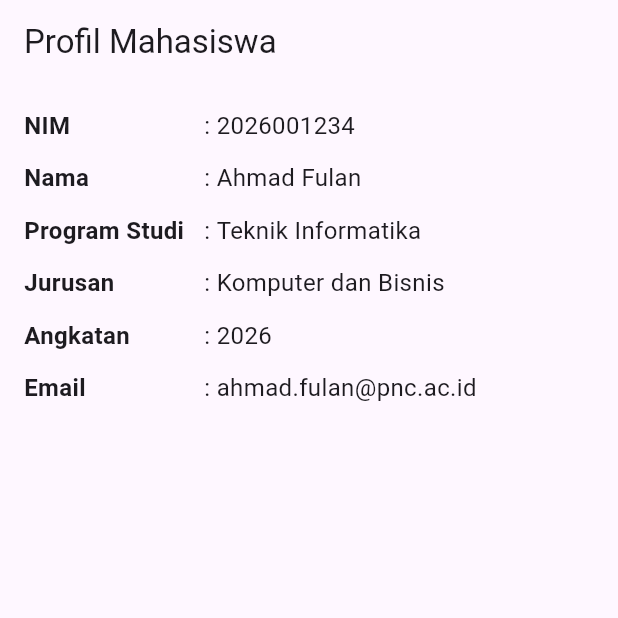
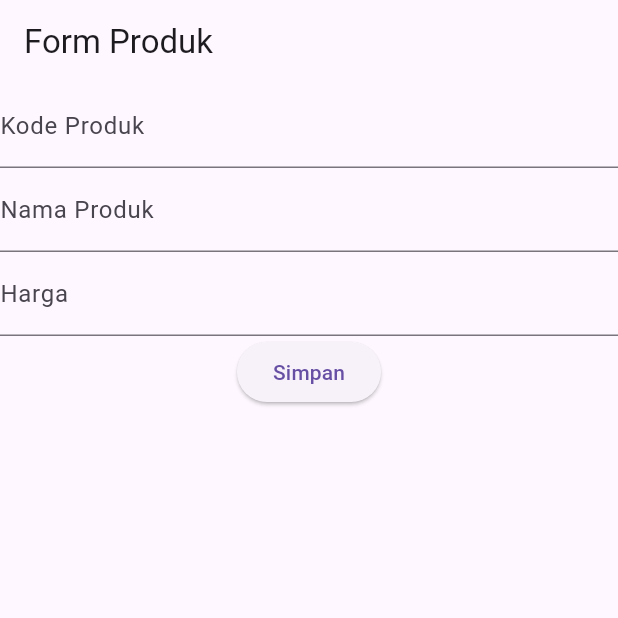
Before and after one commit to aryawp0203/flutter_pmo_2026, a Flutter app: the screen it shows after launch, on a phone screen of 412 x 824 dp, the top half of it. Run offline on Flutter 3.47's test engine with Material 3 defaults, Android fonts, the phone set to English and light mode, and no system bars.

Commit message:
Membuat Folder ui & Form Produk

```diff
--- a/lib/main.dart
+++ b/lib/main.dart
@@ -1,5 +1,5 @@
 import 'package:flutter/material.dart';
-import 'package:flutter_pmo_2026/profil_widget.dart';
+import 'package:flutter_pmo_2026/ui/produk_form.dart';
 
 void main() {
   runApp(const MainApp());
@@ -12,7 +12,7 @@ class MainApp extends StatelessWidget {
   Widget build(BuildContext context) {
     return MaterialApp(
       title: 'Aplikasi Flutter Pertama',
-      home: const ProfilWidget(),
+      home: const ProdukForm(),
     );
   }
 }
--- a/lib/profil_widget.dart
+++ /dev/null
@@ -1,148 +0,0 @@
-import 'package:flutter/material.dart';
-
-class ProfilWidget extends StatelessWidget {
-  const ProfilWidget({super.key});
-
-  @override
-  Widget build(BuildContext context) {
-    return Scaffold(
-      appBar: AppBar(
-        title: const Text('Profil Mahasiswa'),
-      ),
-      body: Padding(
-        padding: const EdgeInsets.all(16.0),
-        child: Column(
-          mainAxisAlignment: MainAxisAlignment.start,
-          crossAxisAlignment: CrossAxisAlignment.start,
-          children: [
-            Row(
-              mainAxisAlignment: MainAxisAlignment.start,
-              crossAxisAlignment: CrossAxisAlignment.center,
-              children: const [
-                SizedBox(
-                  width: 120,
-                  child: Text(
-                    'NIM',
-                    style: TextStyle(fontWeight: FontWeight.bold, fontSize: 16),
-                  ),
-                ),
-                Text(': ', style: TextStyle(fontSize: 16)),
-                Expanded(
-                  child: Text(
-                    '2026001234',
-                    style: TextStyle(fontSize: 16),
-                  ),
-                ),
-              ],
-            ),
-            const SizedBox(height: 12),
-            Row(
-              mainAxisAlignment: MainAxisAlignment.start,
-              crossAxisAlignment: CrossAxisAlignment.center,
-              children: const [
-                SizedBox(
-                  width: 120,
-                  child: Text(
-                    'Nama',
-                    style: TextStyle(fontWeight: FontWeight.bold, fontSize: 16),
-                  ),
-                ),
-                Text(': ', style: TextStyle(fontSize: 16)),
-                Expanded(
-                  child: Text(
-                    'Ahmad Fulan',
-                    style: TextStyle(fontSize: 16),
-                  ),
-                ),
-              ],
-            ),
-            const SizedBox(height: 12),
-            Row(
-              mainAxisAlignment: MainAxisAlignment.start,
-              crossAxisAlignment: CrossAxisAlignment.center,
-              children: const [
-                SizedBox(
-                  width: 120,
-                  child: Text(
-                    'Program Studi',
-                    style: TextStyle(fontWeight: FontWeight.bold, fontSize: 16),
-                  ),
-                ),
-                Text(': ', style: TextStyle(fontSize: 16)),
-                Expanded(
-                  child: Text(
-                    'Teknik Informatika',
-                    style: TextStyle(fontSize: 16),
-                  ),
-                ),
-              ],
-            ),
-            const SizedBox(height: 12),
-            Row(
-              mainAxisAlignment: MainAxisAlignment.start,
-              crossAxisAlignment: CrossAxisAlignment.center,
-              children: const [
-                SizedBox(
-                  width: 120,
-                  child: Text(
-                    'Jurusan',
-                    style: TextStyle(fontWeight: FontWeight.bold, fontSize: 16),
-                  ),
-                ),
-                Text(': ', style: TextStyle(fontSize: 16)),
-                Expanded(
-                  child: Text(
-                    'Komputer dan Bisnis',
-                    style: TextStyle(fontSize: 16),
-                  ),
-                ),
-              ],
-            ),
-            const SizedBox(height: 12),
-            Row(
-              mainAxisAlignment: MainAxisAlignment.start,
-              crossAxisAlignment: CrossAxisAlignment.center,
-              children: const [
-                SizedBox(
-                  width: 120,
-                  child: Text(
-                    'Angkatan',
-                    style: TextStyle(fontWeight: FontWeight.bold, fontSize: 16),
-                  ),
-                ),
-                Text(': ', style: TextStyle(fontSize: 16)),
-                Expanded(
-                  child: Text(
-                    '2026',
-                    style: TextStyle(fontSize: 16),
-                  ),
-                ),
-              ],
-            ),
-            const SizedBox(height: 12),
-            Row(
-              mainAxisAlignment: MainAxisAlignment.start,
-              crossAxisAlignment: CrossAxisAlignment.center,
-              children: const [
-                SizedBox(
-                  width: 120,
-                  child: Text(
-                    'Email',
-                    style: TextStyle(fontWeight: FontWeight.bold, fontSize: 16),
-                  ),
-                ),
-                Text(': ', style: TextStyle(fontSize: 16)),
-                Expanded(
-                  child: Text(
-                    'ahmad.fulan@pnc.ac.id',
-                    style: TextStyle(fontSize: 16),
-                  ),
-                ),
-              ],
-            ),
-          ],
-        ),
-      ),
-    );
-  }
-}
--- /dev/null
+++ b/lib/ui/produk_form.dart
@@ -0,0 +1,38 @@
+import 'package:flutter/material.dart';
+
+class ProdukForm extends StatefulWidget {
+  const ProdukForm({super.key});
+
+  @override
+  State<ProdukForm> createState() => _ProdukFormState();
+}
+
+class _ProdukFormState extends State<ProdukForm> {
+  @override
+  Widget build(BuildContext context) {
+    return Scaffold(
+      appBar: AppBar(
+        title: const Text('Form Produk'),
+      ),
+      body: SingleChildScrollView(
+        child: Column(
+          children: [
+            TextField(
+              decoration: const InputDecoration(labelText: "Kode Produk"),
+            ),
+            TextField(
+              decoration: const InputDecoration(labelText: "Nama Produk"),
+            ),
+            TextField(
+              decoration: const InputDecoration(labelText: "Harga"),
+            ),
+            ElevatedButton(
+              onPressed: () {},
+              child: const Text('Simpan'),
+            ),
+          ],
+        ),
+      ),
+    );
+  }
+}
```
Also changed, not shown: lib/column_widget.dart (deleted, +0 -24 lines), lib/counter.dart (deleted, +0 -64 lines), lib/row_widget.dart (deleted, +0 -24 lines), 1 other file.
